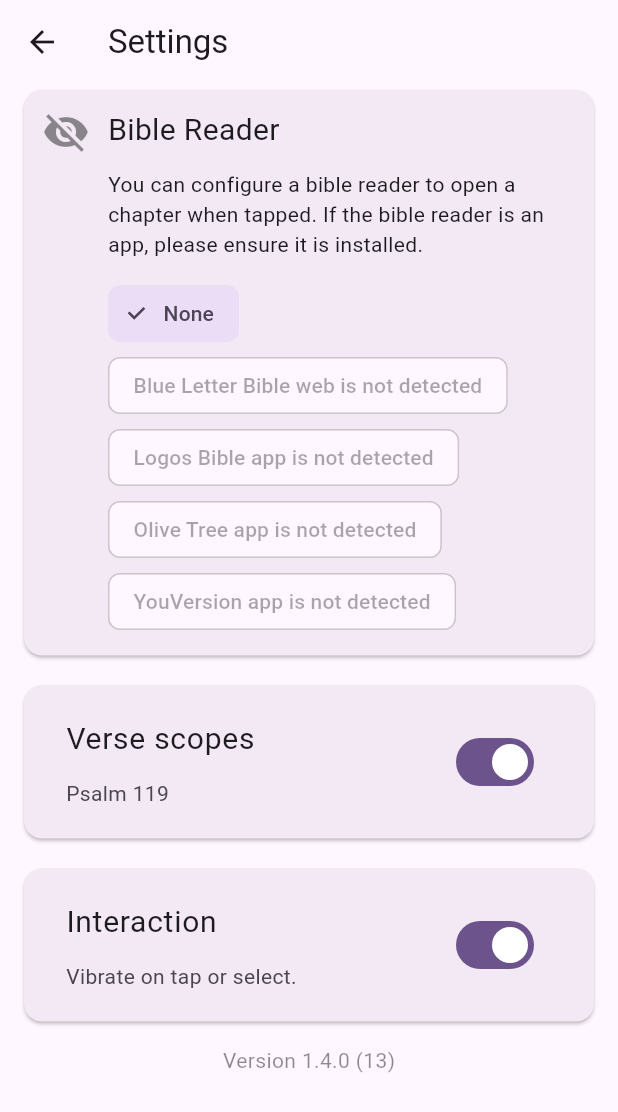
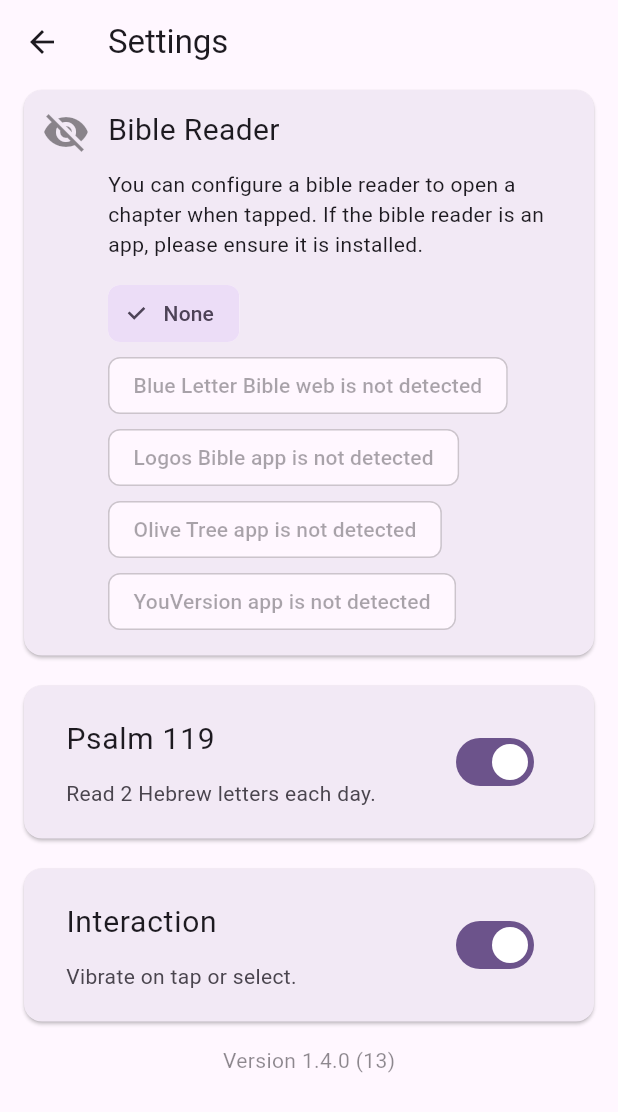
Before and after one commit to dizzib/bible-feed, a Flutter app: the screen it shows after launch, after a tap on the "settings" icon, on a phone screen of 412 x 824 dp. Shown: the top 1112 px of the screen. Run offline on Flutter 3.47's test engine with Material 3 defaults, Android fonts, the phone set to English and light mode, and no system bars; our stand-ins replace auto_size_text, clock, dartx, get_it, injectable, package_info_plus and 2 more; missing offline and left inert: app_install_events.

Commit message:
amend wording

```diff
--- a/lib/view/settings_verse_scope.dart
+++ b/lib/view/settings_verse_scope.dart
@@ -17,12 +17,12 @@ class VerseScopeSettings extends StatelessWidget {
         padding: const EdgeInsets.all(spacing),
         child: SwitchListTile(
           title: const Text(
-            'Verse scopes',
+            'Psalm 119',
             style: TextStyle(fontSize: 20),
           ),
           subtitle: const Padding(
             padding: EdgeInsets.only(top: spacing),
-            child: Text('Psalm 119'),
+            child: Text('Read 2 Hebrew letters each day.'),
           ),
           value: vss.isEnabled,
           onChanged: (value) => vss.isEnabled = value,
```
